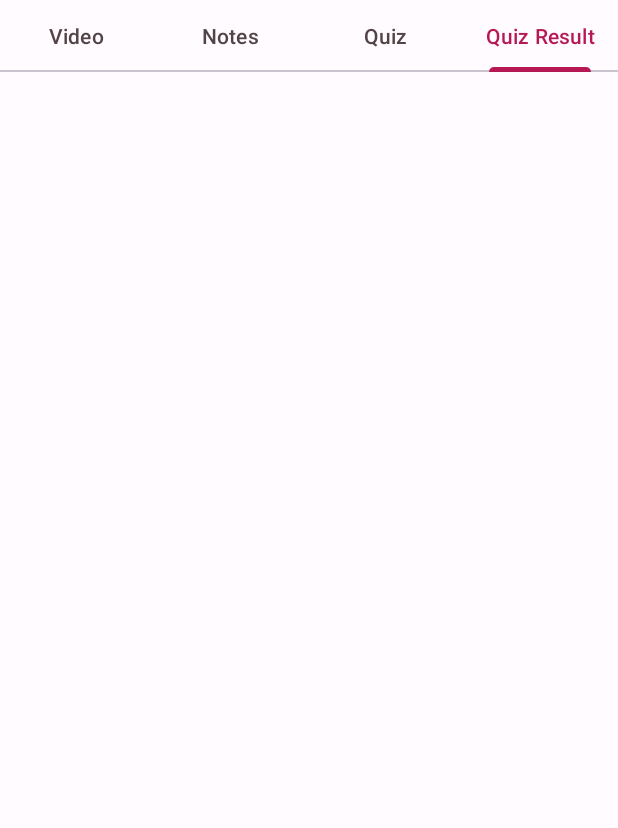
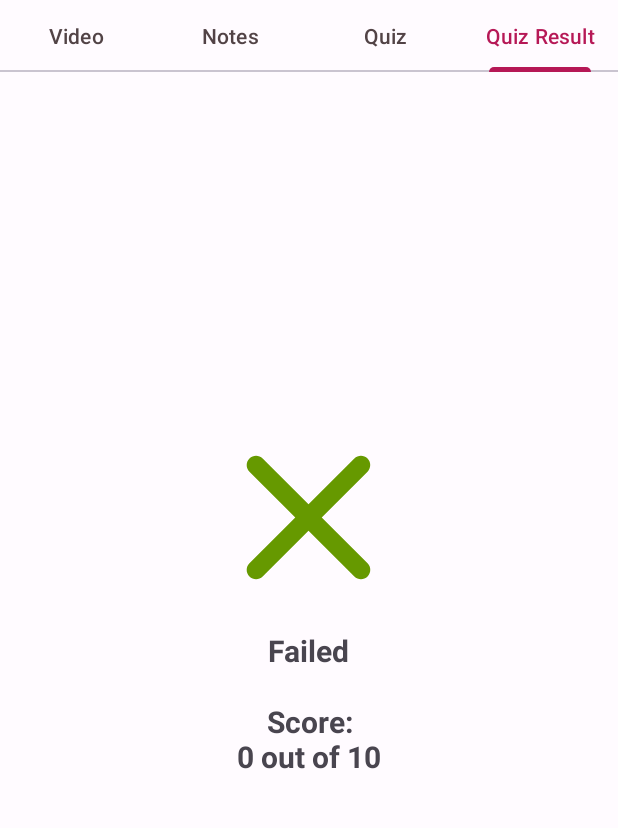
Before and after one commit to ashfaaqali/capsule, an Android app: the screen it shows after launch (MainActivity), tab 4 chosen, on a phone screen of 412 x 824 dp, the part 96-924 px from its top. Run offline under Robolectric (Android 15) with nearby library versions, the phone set to English and light mode, and no system bars.

Commit message:
quiz result done

```diff
--- a/app/src/main/java/com/example/myapplication/fragments/QuizResultFragment.kt
+++ b/app/src/main/java/com/example/myapplication/fragments/QuizResultFragment.kt
@@ -1,27 +1,46 @@
 package com.example.myapplication.fragments
 
+import android.graphics.Color
 import android.os.Bundle
 import android.view.LayoutInflater
 import android.view.View
 import android.view.ViewGroup
 import androidx.fragment.app.Fragment
 import androidx.fragment.app.activityViewModels
+import com.example.myapplication.R
 import com.example.myapplication.databinding.FragmentQuizResultBinding
+import com.example.myapplication.models.QuestionAnswer
 import com.example.myapplication.viewmodels.QuizViewModel
 
-class QuizResultFragment: Fragment() {
-    private lateinit var binding:FragmentQuizResultBinding
+class QuizResultFragment : Fragment() {
+    private lateinit var binding: FragmentQuizResultBinding
     private val quizViewModel: QuizViewModel by activityViewModels()
+    private var result = ""
+    private var totalQuestions = 0
+    private var quizScore = 0
     override fun onCreateView(
         inflater: LayoutInflater,
         container: ViewGroup?,
         savedInstanceState: Bundle?
     ): View {
         binding = FragmentQuizResultBinding.inflate(layoutInflater)
+        totalQuestions = QuestionAnswer.questions.size
+        quizScore = quizViewModel.quizScore
+
         return binding.root
     }
 
     override fun onViewCreated(view: View, savedInstanceState: Bundle?) {
 
+        if (quizScore > totalQuestions * 0.60){
+            binding.resultImg.setImageResource(R.drawable.pass_ic)
+            binding.resultTv.text = "Passed"
+        } else {
+            binding.resultImg.setImageResource(R.drawable.fail_ic)
+            binding.resultTv.text = "Failed"
+        }
+
+        binding.scoreTv.text = "Score:\n" + quizScore + " out of " + totalQuestions
+
     }
 }
--- /dev/null
+++ b/app/src/main/res/drawable/fail_ic.xml
@@ -0,0 +1,5 @@
+<vector android:height="24dp" android:tint="#000000"
+    android:viewportHeight="24" android:viewportWidth="24"
+    android:width="24dp" xmlns:android="http://schemas.android.com/apk/res/android">
+    <path android:fillColor="@android:color/white" android:pathData="M18.3,5.71c-0.39,-0.39 -1.02,-0.39 -1.41,0L12,10.59 7.11,5.7c-0.39,-0.39 -1.02,-0.39 -1.41,0 -0.39,0.39 -0.39,1.02 0,1.41L10.59,12 5.7,16.89c-0.39,0.39 -0.39,1.02 0,1.41 0.39,0.39 1.02,0.39 1.41,0L12,13.41l4.89,4.89c0.39,0.39 1.02,0.39 1.41,0 0.39,-0.39 0.39,-1.02 0,-1.41L13.41,12l4.89,-4.89c0.38,-0.38 0.38,-1.02 0,-1.4z"/>
+</vector>
--- /dev/null
+++ b/app/src/main/res/drawable/pass_ic.xml
@@ -0,0 +1,5 @@
+<vector android:height="24dp" android:tint="#000000"
+    android:viewportHeight="24" android:viewportWidth="24"
+    android:width="24dp" xmlns:android="http://schemas.android.com/apk/res/android">
+    <path android:fillColor="@android:color/white" android:pathData="M9,16.17L5.53,12.7c-0.39,-0.39 -1.02,-0.39 -1.41,0 -0.39,0.39 -0.39,1.02 0,1.41l4.18,4.18c0.39,0.39 1.02,0.39 1.41,0L20.29,7.71c0.39,-0.39 0.39,-1.02 0,-1.41 -0.39,-0.39 -1.02,-0.39 -1.41,0L9,16.17z"/>
+</vector>
--- a/app/src/main/res/layout/fragment_quiz_result.xml
+++ b/app/src/main/res/layout/fragment_quiz_result.xml
@@ -1,6 +1,33 @@
 <?xml version="1.0" encoding="utf-8"?>
-<androidx.constraintlayout.widget.ConstraintLayout xmlns:android="http://schemas.android.com/apk/res/android"
+<LinearLayout xmlns:android="http://schemas.android.com/apk/res/android"
     android:layout_width="match_parent"
-    android:layout_height="match_parent">
+    android:layout_height="match_parent"
+    android:orientation="vertical"
+    android:gravity="center">
 
-</androidx.constraintlayout.widget.ConstraintLayout>
+    <com.google.android.material.imageview.ShapeableImageView
+        android:id="@+id/result_img"
+        android:layout_width="150dp"
+        android:layout_height="150dp"
+        android:src="@drawable/pass_ic"
+        android:tint="@android:color/holo_green_dark"/>
+
+    <com.google.android.material.textview.MaterialTextView
+        android:id="@+id/result_tv"
+        android:layout_width="wrap_content"
+        android:layout_height="wrap_content"
+        android:text="Passed"
+        android:textSize="20sp"
+        android:textStyle="bold"/>
+
+    <com.google.android.material.textview.MaterialTextView
+        android:id="@+id/score_tv"
+        android:layout_width="wrap_content"
+        android:layout_height="wrap_content"
+        android:layout_margin="20dp"
+        android:text="Score:"
+        android:gravity="center"
+        android:textSize="20sp"
+        android:textStyle="bold" />
+
+</LinearLayout>
```
Also changed, not shown: app/src/main/java/com/example/myapplication/fragments/QuizFragment.kt (+36 -17 lines), app/src/main/res/layout/fragment_quiz.xml (+9 -0 lines).
